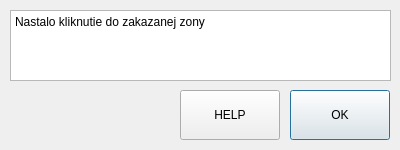
The window that demoRMR/errordialog.ui (peetee138/demoRMR-all) describes before a commit, drawn with Qt 5.
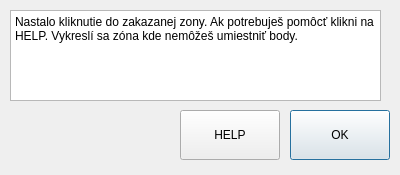
The same window after the commit.

```diff
--- a/demoRMR/errordialog.ui
+++ b/demoRMR/errordialog.ui
@@ -7,7 +7,7 @@
     <x>0</x>
     <y>0</y>
     <width>400</width>
-    <height>150</height>
+    <height>175</height>
    </rect>
   </property>
   <property name="windowTitle">
@@ -18,12 +18,12 @@
     <rect>
      <x>10</x>
      <y>10</y>
-     <width>381</width>
-     <height>71</height>
+     <width>371</width>
+     <height>91</height>
     </rect>
    </property>
    <property name="plainText">
-    <string>Nastalo kliknutie do zakazanej zony
+    <string>Nastalo kliknutie do zakazanej zony. Ak potrebuješ pomôcť klikni na HELP. Vykreslí sa zóna kde nemôžeš umiestniť body.
 </string>
    </property>
   </widget>
@@ -31,7 +31,7 @@
    <property name="geometry">
     <rect>
      <x>290</x>
-     <y>90</y>
+     <y>110</y>
      <width>100</width>
      <height>50</height>
     </rect>
@@ -44,7 +44,7 @@
    <property name="geometry">
     <rect>
      <x>180</x>
-     <y>90</y>
+     <y>110</y>
      <width>100</width>
      <height>50</height>
     </rect>
```
